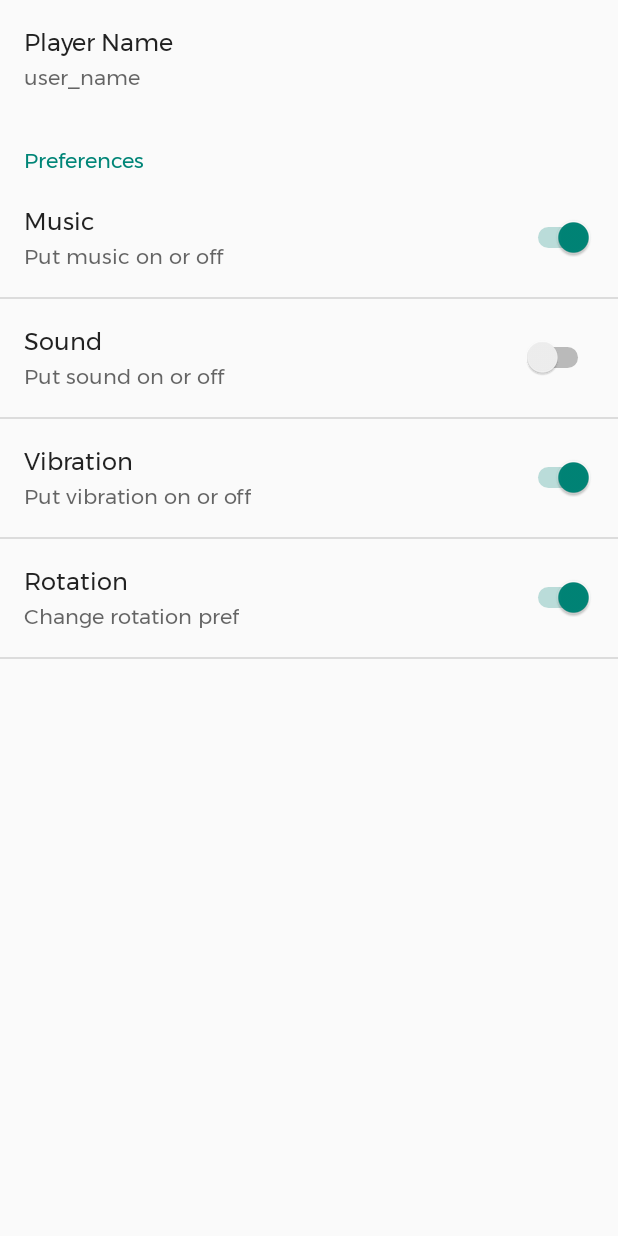
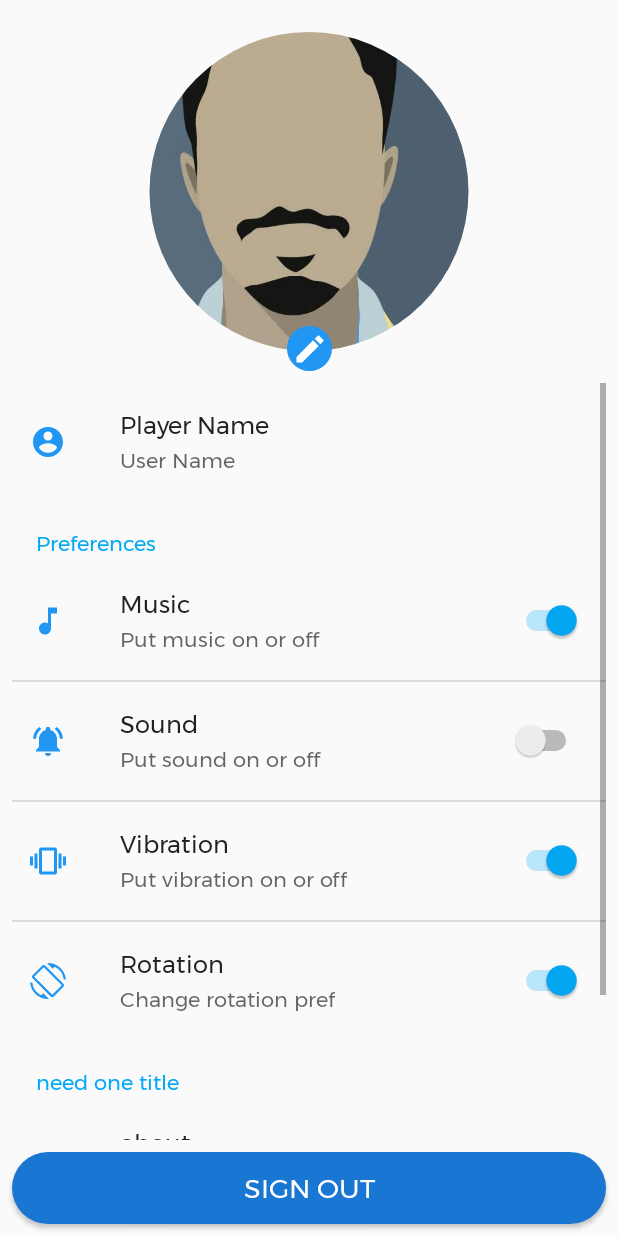
Before and after one commit to jhonnyjester/PlayBinda, an Android app: the PreferencesSettings screen opened directly, with no data from a screen before it, on a phone screen of 412 x 824 dp. Run offline under Robolectric (Android 15) with nearby library versions, the phone set to English and light mode, and no system bars; our stand-ins replace CircleImageView.

Commit message:
Preferences Settings Activity added with playerImage and signOut btn Splash page UI fixes

```diff
--- a/app/src/main/AndroidManifest.xml
+++ b/app/src/main/AndroidManifest.xml
@@ -46,8 +46,8 @@
             android:theme="@style/FullscreenTheme" />
         <activity android:name=".Activitys.JoinActivity" />
         <activity android:name=".Activitys.AboutActivity" />
-        <activity android:name=".Activitys.PreferenceActivity" />
-        <activity android:name=".Activitys.PreferencesSettings"></activity>
+        <activity android:name=".Activitys.PreferencesSettings"
+            android:theme="@style/FullscreenTheme"/>
     </application>
 
 </manifest>
--- a/app/src/main/java/com/jhony/jester/play/Activitys/PreferencesSettings.java
+++ b/app/src/main/java/com/jhony/jester/play/Activitys/PreferencesSettings.java
@@ -12,13 +12,14 @@ public class PreferencesSettings extends Preferences {
     @Override
     protected void onCreate(Bundle savedInstanceState) {
         super.onCreate(savedInstanceState);
+        setContentView(R.layout.activity_preferences_settings);
 //        getSupportActionBar().setDisplayHomeAsUpEnabled(true);
 
         //loading settings fragment
-        getFragmentManager().beginTransaction().replace(android.R.id.content, new MyPreferenceFragment()).commit();
+        getFragmentManager().beginTransaction().replace(R.id.content, new MyPreferenceFragment()).commit();
     }
 
-    public static class MyPreferenceFragment extends PreferenceFragment{
+    public static class MyPreferenceFragment extends PreferenceFragment {
         @Override
         public void onCreate(@Nullable Bundle savedInstanceState) {
             super.onCreate(savedInstanceState);
--- a/app/src/main/java/com/jhony/jester/play/Activitys/SplashActivity.java
+++ b/app/src/main/java/com/jhony/jester/play/Activitys/SplashActivity.java
@@ -45,7 +45,6 @@ public class SplashActivity extends AppCompatActivity{
     protected void onCreate(Bundle savedInstanceState) {
         super.onCreate(savedInstanceState);
         setContentView(R.layout.activity_splash);
-
         dataSingleton = DataSingleton.getOneInstance();
 
         userName = findViewById(R.id.user_name);
--- a/app/src/main/java/com/jhony/jester/play/Utils/Preferences.java
+++ b/app/src/main/java/com/jhony/jester/play/Utils/Preferences.java
@@ -21,6 +21,7 @@ public abstract class Preferences extends PreferenceActivity {
     protected void onCreate(Bundle savedInstanceState) {
         getdelegate().installViewFactory();
         getdelegate().onCreate(savedInstanceState);
+
         super.onCreate(savedInstanceState);
     }
 
--- /dev/null
+++ b/app/src/main/res/drawable/ic_account_circle_black_24dp.xml
@@ -0,0 +1,9 @@
+<vector xmlns:android="http://schemas.android.com/apk/res/android"
+        android:width="24dp"
+        android:height="24dp"
+        android:viewportWidth="24.0"
+        android:viewportHeight="24.0">
+    <path
+        android:fillColor="@color/primary"
+        android:pathData="M12,2C6.48,2 2,6.48 2,12s4.48,10 10,10 10,-4.48 10,-10S17.52,2 12,2zM12,5c1.66,0 3,1.34 3,3s-1.34,3 -3,3 -3,-1.34 -3,-3 1.34,-3 3,-3zM12,19.2c-2.5,0 -4.71,-1.28 -6,-3.22 0.03,-1.99 4,-3.08 6,-3.08 1.99,0 5.97,1.09 6,3.08 -1.29,1.94 -3.5,3.22 -6,3.22z"/>
+</vector>
--- /dev/null
+++ b/app/src/main/res/drawable/ic_feedback_black_24dp.xml
@@ -0,0 +1,9 @@
+<vector xmlns:android="http://schemas.android.com/apk/res/android"
+        android:width="24dp"
+        android:height="24dp"
+        android:viewportWidth="24.0"
+        android:viewportHeight="24.0">
+    <path
+        android:fillColor="@color/primary"
+        android:pathData="M20,2L4,2c-1.1,0 -1.99,0.9 -1.99,2L2,22l4,-4h14c1.1,0 2,-0.9 2,-2L22,4c0,-1.1 -0.9,-2 -2,-2zM13,14h-2v-2h2v2zM13,10h-2L11,6h2v4z"/>
+</vector>
--- a/app/src/main/res/layout/activity_preference.xml
+++ /dev/null
@@ -1,9 +0,0 @@
-<?xml version="1.0" encoding="utf-8"?>
-<android.support.constraint.ConstraintLayout xmlns:android="http://schemas.android.com/apk/res/android"
-    xmlns:app="http://schemas.android.com/apk/res-auto"
-    xmlns:tools="http://schemas.android.com/tools"
-    android:layout_width="match_parent"
-    android:layout_height="match_parent"
-    tools:context="com.jhony.jester.play.Activitys.PreferenceActivity">
-
-</android.support.constraint.ConstraintLayout>
--- a/app/src/main/res/layout/activity_preferences_settings.xml
+++ b/app/src/main/res/layout/activity_preferences_settings.xml
@@ -6,4 +6,74 @@
     android:layout_height="match_parent"
     tools:context="com.jhony.jester.play.Activitys.PreferencesSettings">
 
+    <de.hdodenhof.circleimageview.CircleImageView
+        android:id="@+id/user_image_sett"
+        android:layout_width="wrap_content"
+        android:layout_height="0dp"
+        android:layout_marginBottom="8dp"
+        android:layout_marginEnd="8dp"
+        android:layout_marginStart="8dp"
+        android:layout_marginTop="16dp"
+        android:padding="5dp"
+        android:scaleType="centerCrop"
+        android:src="@drawable/vector"
+        app:layout_constraintBottom_toTopOf="@+id/guideline"
+        app:layout_constraintEnd_toEndOf="parent"
+        app:layout_constraintStart_toStartOf="parent"
+        app:layout_constraintTop_toTopOf="parent" />
+
+    <ImageButton
+        android:layout_width="30dp"
+        android:layout_height="30dp"
+        android:layout_marginEnd="8dp"
+        android:layout_marginStart="8dp"
+        android:background="@drawable/number_circle"
+        app:layout_constraintBottom_toTopOf="@+id/guideline"
+        app:layout_constraintEnd_toEndOf="parent"
+        app:layout_constraintStart_toStartOf="parent"
+        app:srcCompat="@drawable/ic_edit_black_24dp" />
+
+    <android.support.constraint.Guideline
+        android:id="@+id/guideline"
+        android:layout_width="wrap_content"
+        android:layout_height="wrap_content"
+        android:orientation="horizontal"
+        app:layout_constraintGuide_percent="0.3" />
+
+    <FrameLayout
+        android:id="@+id/content"
+        android:layout_width="0dp"
+        android:layout_height="0dp"
+        android:layout_marginBottom="8dp"
+        android:layout_marginEnd="8dp"
+        android:layout_marginStart="8dp"
+        android:layout_marginTop="8dp"
+        app:layout_constraintBottom_toTopOf="@+id/sign_out_sett"
+        app:layout_constraintEnd_toEndOf="parent"
+        app:layout_constraintStart_toStartOf="parent"
+        app:layout_constraintTop_toBottomOf="@id/guideline">
+
+        <ListView
+            android:layout_width="match_parent"
+            android:id="@android:id/list"
+            android:layout_height="match_parent">
+
+        </ListView>
+    </FrameLayout>
+
+    <Button
+        android:id="@+id/sign_out_sett"
+        android:layout_width="match_parent"
+        android:layout_height="wrap_content"
+        android:layout_marginBottom="8dp"
+        android:layout_marginEnd="8dp"
+        android:layout_marginStart="8dp"
+        android:background="@drawable/round_button_backgroud"
+        android:text="sign out"
+        android:textColor="@drawable/button_text"
+        android:textSize="18sp"
+        app:layout_constraintBottom_toBottomOf="parent"
+        app:layout_constraintEnd_toEndOf="parent"
+        app:layout_constraintStart_toStartOf="parent" />
+
 </android.support.constraint.ConstraintLayout>
--- a/app/src/main/res/layout/activity_settings.xml
+++ b/app/src/main/res/layout/activity_settings.xml
@@ -43,7 +43,8 @@
                 android:id="@+id/user_image_sett"
                 android:layout_width="match_parent"
                 android:layout_height="175dp"
-                android:layout_marginBottom="8dp"
+                android:layout_alignEnd="@+id/user_name_sett"
+                android:layout_alignParentTop="true"
                 android:layout_marginTop="8dp"
                 android:padding="5dp"
                 android:src="@drawable/vector" />
--- a/app/src/main/res/layout/activity_splash.xml
+++ b/app/src/main/res/layout/activity_splash.xml
@@ -64,12 +64,12 @@
     <ProgressBar
         android:id="@+id/progressBar"
         style="?android:attr/progressBarStyleHorizontal"
-        android:layout_width="224dp"
-        android:padding="5dp"
+        android:layout_width="0dp"
         android:layout_height="wrap_content"
         android:layout_marginEnd="24dp"
         android:layout_marginStart="24dp"
         android:layout_marginTop="8dp"
+        android:padding="5dp"
         app:layout_constraintEnd_toStartOf="@+id/lvl_up_target"
         app:layout_constraintLeft_toRightOf="@+id/current_progress_tv"
         app:layout_constraintRight_toLeftOf="@+id/lvl_up_target"
@@ -91,14 +91,14 @@
 
     <de.hdodenhof.circleimageview.CircleImageView
         android:id="@+id/user_image"
-        android:layout_width="75dp"
-        android:layout_height="75dp"
+        android:layout_width="50dp"
+        android:layout_height="50dp"
         android:elevation="5dp"
         android:gravity="center"
         android:src="@drawable/number_circle"
         android:textColor="#fff"
-        app:layout_constraintStart_toStartOf="@+id/circleImageView"
-        app:layout_constraintTop_toTopOf="@+id/circleImageView" />
+        app:layout_constraintBottom_toBottomOf="@+id/circleImageView"
+        app:layout_constraintStart_toStartOf="@+id/circleImageView" />
 
     <TextView
         android:id="@+id/current_progress_tv"
--- a/app/src/main/res/values/strings.xml
+++ b/app/src/main/res/values/strings.xml
@@ -22,7 +22,7 @@
 
     <string name="pref_name">Jhony Jester</string>
     <string name="pref_name_key">name_key</string>
-    <string name="pref_name_summary">user_name</string>
+    <string name="pref_name_summary">User Name</string>
     <string name="pref_name_title">Player Name</string>
 
     <string name="pref_rotation_key">rotation_key</string>
--- a/app/src/main/res/values/styles.xml
+++ b/app/src/main/res/values/styles.xml
@@ -19,6 +19,9 @@
 
     <style name="FullscreenTheme" parent="Theme.AppCompat.Light.NoActionBar">
         <item name="android:fontFamily">@font/montserrat</item>
+        <item name="colorPrimary">@color/primary</item>
+        <item name="colorPrimaryDark">@color/primary_dark</item>
+        <item name="colorAccent">@color/accent</item>
         <item name="windowActionBar">false</item>
         <item name="windowNoTitle">true</item>
         <item name="android:windowFullscreen">true</item>
--- a/app/src/main/res/xml/preferences.xml
+++ b/app/src/main/res/xml/preferences.xml
@@ -1,6 +1,7 @@
 <?xml version="1.0" encoding="utf-8"?>
 <PreferenceScreen xmlns:android="http://schemas.android.com/apk/res/android">
     <EditTextPreference
+        android:icon="@drawable/ic_account_circle_black_24dp"
         android:defaultValue="@string/pref_name"
         android:key="@string/pref_name_key"
         android:summary="@string/pref_name_summary"
@@ -8,24 +9,38 @@
 
     <PreferenceCategory android:title="Preferences">
         <SwitchPreference
+            android:icon="@drawable/ic_music_note_black_24dp"
             android:defaultValue="true"
             android:key="@string/pref_music_key"
             android:summary="@string/pref_music_summary"
             android:title="@string/pref_music_title" />
         <SwitchPreference
+            android:icon="@drawable/ic_sound"
             android:defaultValue="false"
             android:key="@string/pref_sound_key"
             android:summary="@string/pref_sound_summary"
             android:title="@string/pref_sound_title" />
         <SwitchPreference
+            android:icon="@drawable/ic_vibration_black_24dp"
             android:defaultValue="true"
             android:key="@string/pref_vibration_key"
             android:summary="@string/pref_vibration_summary"
             android:title="@string/pref_vibration_title" />
         <SwitchPreference
+            android:icon="@drawable/ic_screen_rotation_black_24dp"
             android:defaultValue="true"
             android:key="@string/pref_rotation_key"
             android:summary="@string/pref_rotation_summary"
             android:title="@string/pref_rotation_title" />
     </PreferenceCategory>
+
+    <PreferenceCategory android:title="need one title">
+        <Preference android:title="about"
+            android:icon="@drawable/ic_info_outline_black_24dp"
+            android:summary="about the app and the developer and open source licences put git link"/>
+        <Preference android:title="Feedback"
+            android:icon="@drawable/ic_feedback_black_24dp"
+            android:summary="Open G-forms to take in the feedback for advanced"/>
+    </PreferenceCategory>
+
 </PreferenceScreen>
```
